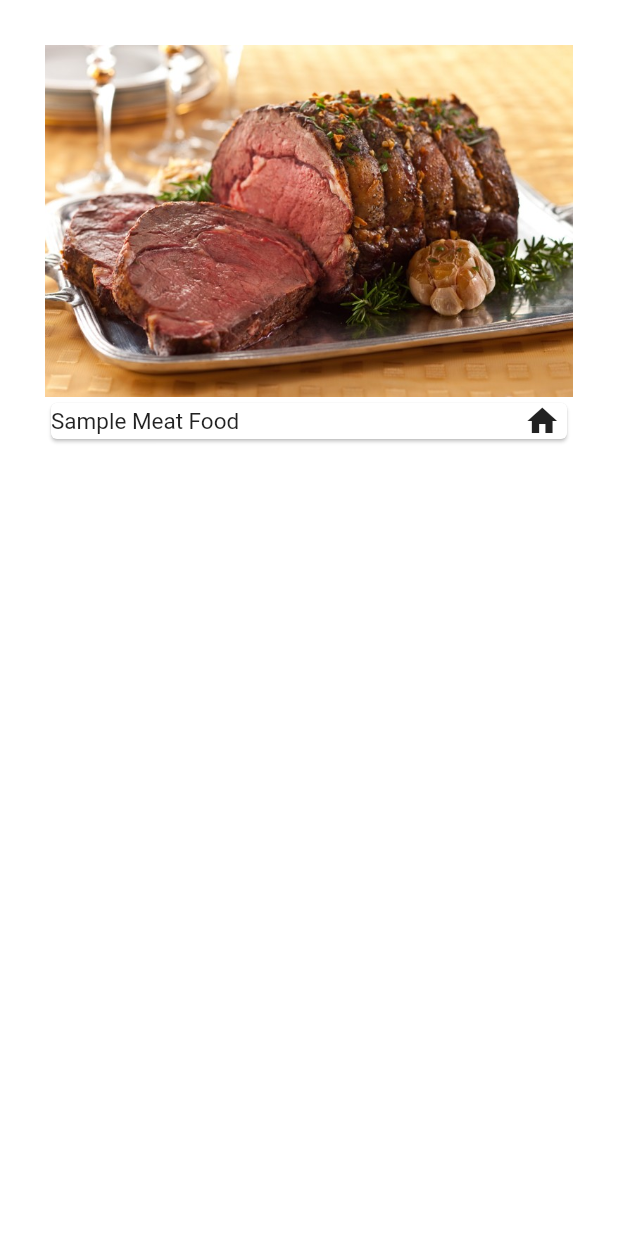
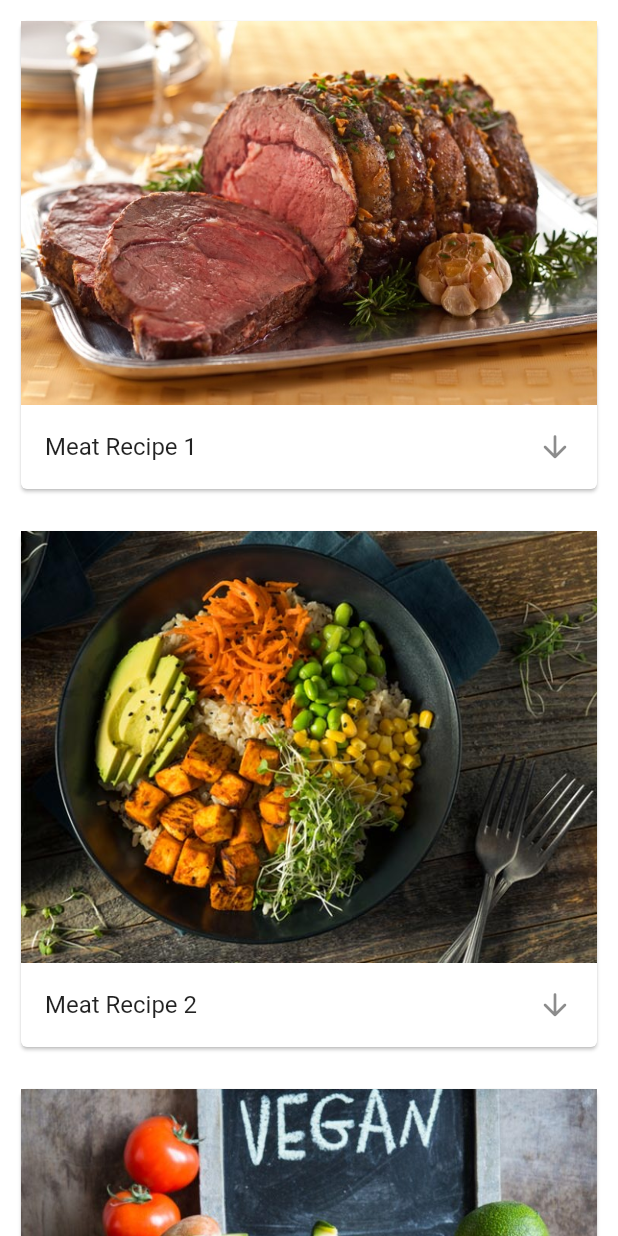
Before and after one commit to AthanasiosPapazoglou/demo, a Flutter app: the MeatScreen screen opened by its route, on a phone screen of 412 x 824 dp. Run offline on Flutter 3.47's test engine with Material 2 defaults, Android fonts, the phone set to English and light mode, and no system bars; missing offline and left inert: dart:html.

Commit message:
2nd phase UI Replication

```diff
--- a/lib/crossAppUtilities/main.dart
+++ b/lib/crossAppUtilities/main.dart
@@ -22,3 +22,6 @@ class DemoApp extends StatelessWidget {
     );
   }
 }
+
+//Για τις οθονες, ενα listview με παιδια custom widgets οπου εικονα και απο κατω ενα tapable listtile
+//Expansion Panel
--- a/lib/homeScreen/menu_screen.dart
+++ b/lib/homeScreen/menu_screen.dart
@@ -4,6 +4,13 @@ import 'menu_select_button.dart';
 import 'package:demo/meat_screen.dart';
 import 'package:demo/vegeterian_screen.dart';
 import 'package:demo/vegan_screen.dart';
+import 'package:demo/item_model.dart';
+
+final List<ItemModel> Meat = [
+  ItemModel(photoID: 'images/Meat.jpg', foodName: 'Meat Recipe 1'),
+  ItemModel(photoID: 'images/Vegeterian.jpg', foodName: 'Meat Recipe 2'),
+  ItemModel(photoID: 'images/Vegan.jpg', foodName: 'Meat Recipe 3'),
+];
 
 class MenuScreen extends StatelessWidget {
 
--- /dev/null
+++ b/lib/item_constructor.dart
@@ -0,0 +1,35 @@
+import 'dart:html';
+
+import 'package:flutter/material.dart';
+
+class ItemBox extends StatelessWidget {
+
+  final String photoID;
+  final String foodName;
+
+  ItemBox({ required this.photoID, required this.foodName,});
+
+
+  @override
+  Widget build(BuildContext context) {
+    return Container(
+      padding: EdgeInsets.all(10),
+      child: Card(
+        child: Column(
+          children: [
+            Image(
+                image: AssetImage(photoID),
+              ),
+            ListTile(
+              title: Text(
+                foodName,
+              ),
+              trailing: Icon(Icons.arrow_downward_rounded),
+            )
+          ],
+        ),
+      ),
+
+    );
+  }
+}
--- a/lib/item_model.dart
+++ b/lib/item_model.dart
@@ -1,31 +1,10 @@
-import 'package:flutter/material.dart';
+class ItemModel{
 
-class ItemModel extends StatelessWidget {
-  @override
-  Widget build(BuildContext context) {
-    return Container(
-      padding: EdgeInsets.all(30),
-      child: Column(
-        children: <Widget>[
-          Image(
-            image: AssetImage('images/Meat.jpg'),
-          ),
-          Card(
-            child: Row(
-              children: [
-                Text(
-                  'Sample Meat Food',
-                  style: TextStyle(fontSize: 15),
-                ),
-                SizedBox(
-                  width: 190,
-                ),
-                Icon(Icons.home,)
-              ],
-            ),
-          )
-        ],
-      ),
-    );
-  }
+  final String photoID;
+  final String foodName;
+
+  ItemModel({
+    required this.photoID,
+    required this.foodName,
+  });
 }
--- a/lib/meat_screen.dart
+++ b/lib/meat_screen.dart
@@ -1,6 +1,8 @@
 import 'package:demo/item_model.dart';
+import 'package:demo/menu_listView.dart';
 import 'package:flutter/material.dart';
 import 'item_model.dart';
+import 'homeScreen/menu_screen.dart';
 
 class MeatScreen extends StatelessWidget {
 
@@ -10,9 +12,7 @@ class MeatScreen extends StatelessWidget {
   Widget build(BuildContext context) {
     return Scaffold(
       backgroundColor: Colors.white,
-      body: Center(
-        child: ItemModel(),
-      ),
+      body: menuListView(Meat)
     );
   }
 }
--- /dev/null
+++ b/lib/menu_listView.dart
@@ -0,0 +1,23 @@
+import 'package:flutter/material.dart';
+import 'item_model.dart';
+import 'item_constructor.dart';
+
+class menuListView extends StatelessWidget {
+  final List<ItemModel> Recipes;
+
+  menuListView(this.Recipes);
+
+  @override
+  Widget build(BuildContext context) {
+    return ListView.builder(
+      itemCount: Recipes.length,
+      itemBuilder: (context, index){
+        return ItemBox(
+          photoID: Recipes[index].photoID,
+          foodName: Recipes[index].foodName,
+        );
+      }
+
+    );
+  }
+}
```
